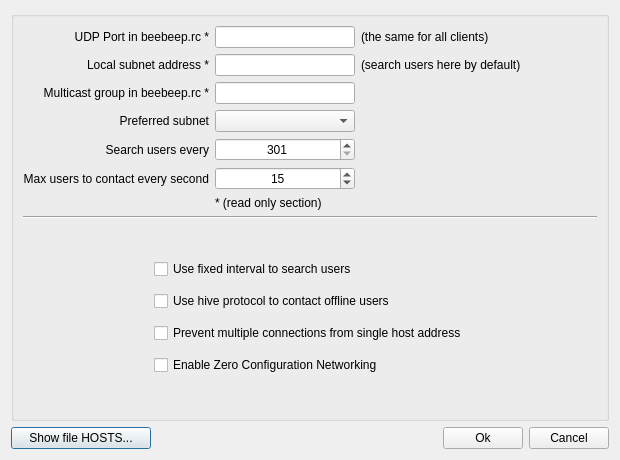
Old version of the form src/desktop/GuiNetwork.ui in the repository hwgao/beebeep.
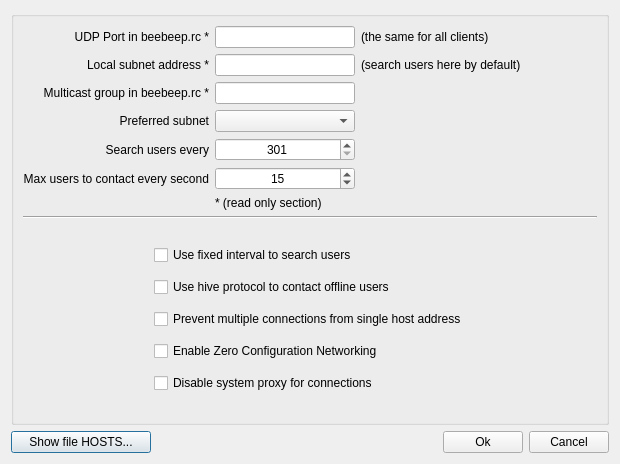
New version of the form.

What changed in the file:
```diff
--- a/src/desktop/GuiNetwork.ui
+++ b/src/desktop/GuiNetwork.ui
@@ -7,7 +7,7 @@
     <x>0</x>
     <y>0</y>
     <width>620</width>
-    <height>460</height>
+    <height>464</height>
    </rect>
   </property>
   <layout class="QGridLayout" name="gridLayout_3">
@@ -379,6 +379,13 @@
           </property>
          </widget>
         </item>
+        <item>
+         <widget class="QCheckBox" name="mp_cbDisableProxy">
+          <property name="text">
+           <string>Disable system proxy for connections</string>
+          </property>
+         </widget>
+        </item>
        </layout>
       </item>
       <item row="3" column="2">
```
Left out of the diff: 1 changed line with no effect on the pictures.
